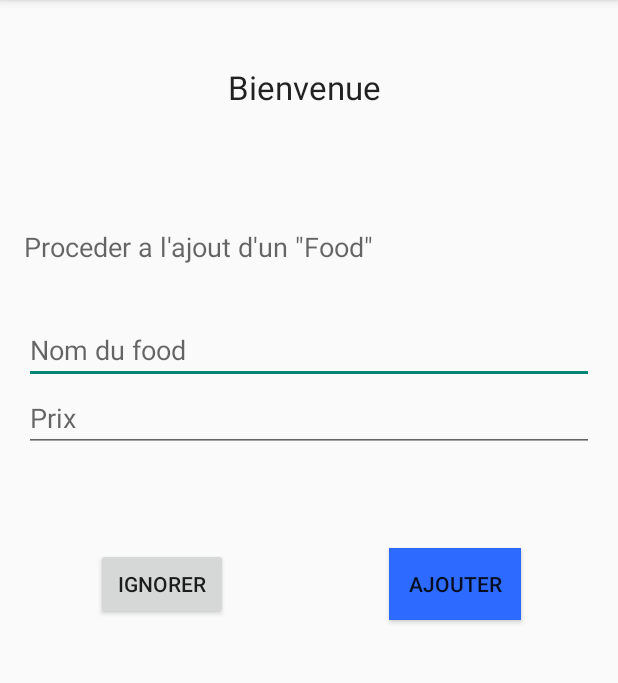
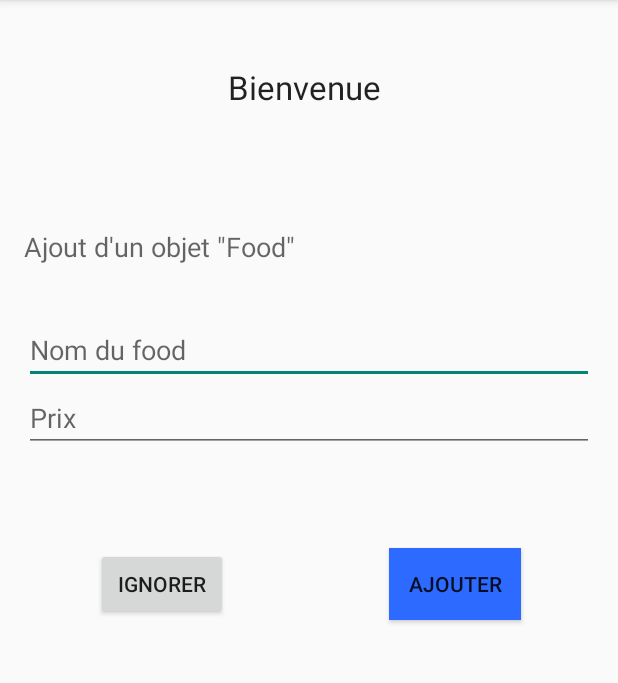
Before and after one commit to BachirAmiri/TabestoApp, an Android app: the screen it shows after launch (MainActivity), on a phone screen of 412 x 824 dp, the part 84-767 px from its top. Run offline under Robolectric (Android 15) with nearby library versions, the phone set to English and light mode, and no system bars.

```diff
--- a/TabestoApp/app/src/main/java/projet/bachir/tabestoapp/ListActivity.java
+++ b/TabestoApp/app/src/main/java/projet/bachir/tabestoapp/ListActivity.java
@@ -46,7 +46,6 @@ public class ListActivity extends AppCompatActivity {
         {
             @Override
             public void onItemClick(AdapterView<?> parent,View view , int position, long id){
-                //Toast.makeText(getBaseContext(), foods[position], Toast.LENGTH_LONG).show();
                 Intent iii = new Intent(getApplicationContext() , ProductActivity.class);
                 iii.putExtra("LIST", (Serializable) liste_food.get(position));
                 startActivity(iii);
--- a/TabestoApp/app/src/main/res/layout/activity_main.xml
+++ b/TabestoApp/app/src/main/res/layout/activity_main.xml
@@ -19,7 +19,7 @@
         android:layout_width="wrap_content"
         android:layout_height="wrap_content"
         android:textAppearance="?android:attr/textAppearanceMedium"
-        android:text="Proceder a l&apos;ajout d&apos;un &quot;Food&quot;"
+        android:text="Ajout d&apos;un objet &quot;Food&quot;"
         android:id="@+id/textForm"
         android:layout_below="@+id/textWelcome"
         android:layout_alignParentStart="true"
```
